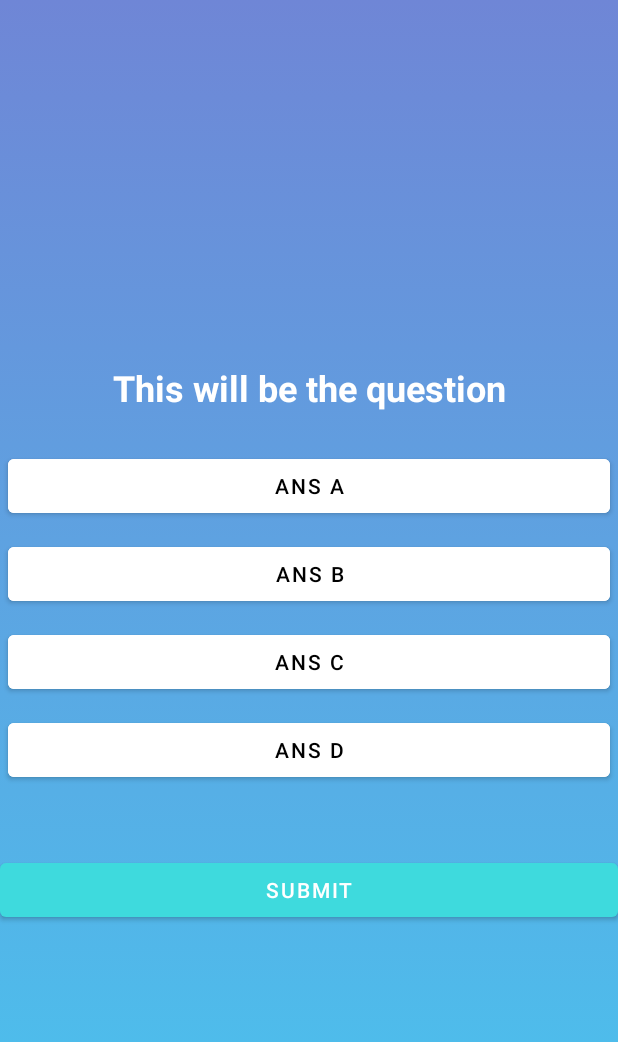
After one commit to PizaaRiaaa/synapse, an Android app: the layout activity_trivia_quiz.xml on its own in the app's theme, with its tools: preview values and no code run, on a phone screen of 412 x 824 dp. The commit adds this screen. Shown: the top 1042 px of the screen. Run offline under Robolectric (Android 15) with nearby library versions, the phone set to English and light mode, and no system bars.

Commit message:
Add trivia quiz

```diff
--- a/app/src/main/AndroidManifest.xml
+++ b/app/src/main/AndroidManifest.xml
@@ -19,6 +19,9 @@
         android:supportsRtl="true"
         android:theme="@style/Theme.Synapse"
         tools:targetApi="31">
+        <activity
+            android:name=".screen.senior.games.TriviaQuiz"
+            android:exported="false" />
         <activity
             android:name=".screen.senior.games.TicTacToe"
             android:exported="false" />
--- a/app/src/main/res/layout/activity_game_dashboard.xml
+++ b/app/src/main/res/layout/activity_game_dashboard.xml
@@ -78,6 +78,7 @@
 
             <!-- trivia quiz -->
             <com.google.android.material.card.MaterialCardView
+                android:id="@+id/btnTriviaQuiz"
                 android:layout_width="0dp"
                 android:layout_height="160dp"
                 android:layout_margin="10dp"
--- /dev/null
+++ b/app/src/main/res/layout/activity_trivia_quiz.xml
@@ -0,0 +1,83 @@
+<?xml version="1.0" encoding="utf-8"?>
+<RelativeLayout xmlns:android="http://schemas.android.com/apk/res/android"
+    xmlns:app="http://schemas.android.com/apk/res-auto"
+    xmlns:tools="http://schemas.android.com/tools"
+    android:layout_width="match_parent"
+    android:layout_height="match_parent"
+    android:background="@drawable/horizontal_bg_1"
+    android:padding="24dp"
+    tools:context=".screen.senior.games.TriviaQuiz">
+
+    <TextView
+        android:layout_width="wrap_content"
+        android:layout_height="wrap_content"
+        android:id="@+id/total_question"
+        android:layout_centerHorizontal="true"
+        android:textSize="20dp"/>
+
+    <TextView
+        android:layout_width="match_parent"
+        android:layout_height="wrap_content"
+        android:id="@+id/question"
+        android:textStyle="bold"
+        android:text="This will be the question"
+        android:textColor="@color/white"
+        android:textSize="24dp"
+        android:textAlignment="center"
+        android:layout_margin="20dp"
+        android:layout_above="@+id/choices_layout"/>
+
+    <LinearLayout
+        android:layout_width="match_parent"
+        android:layout_height="wrap_content"
+        android:id="@+id/choices_layout"
+        android:layout_centerInParent="true"
+        android:orientation="vertical">
+
+        <Button
+            android:layout_width="match_parent"
+            android:layout_height="wrap_content"
+            android:id="@+id/ans_A"
+            android:layout_margin="5dp"
+            android:backgroundTint="@color/white"
+            android:text="Ans A"
+            android:textColor="@color/black"/>
+
+        <Button
+            android:layout_width="match_parent"
+            android:layout_height="wrap_content"
+            android:id="@+id/ans_B"
+            android:layout_margin="5dp"
+            android:backgroundTint="@color/white"
+            android:text="Ans B"
+            android:textColor="@color/black"/>
+
+        <Button
+            android:layout_width="match_parent"
+            android:layout_height="wrap_content"
+            android:id="@+id/ans_C"
+            android:layout_margin="5dp"
+            android:backgroundTint="@color/white"
+            android:text="Ans C"
+            android:textColor="@color/black"/>
+
+        <Button
+            android:layout_width="match_parent"
+            android:layout_height="wrap_content"
+            android:id="@+id/ans_D"
+            android:layout_margin="5dp"
+            android:backgroundTint="@color/white"
+            android:text="Ans D"
+            android:textColor="@color/black"/>
+
+    </LinearLayout>
+
+    <Button
+        android:layout_width="match_parent"
+        android:layout_height="wrap_content"
+        android:id="@+id/submit_btn"
+        android:text="Submit"
+        android:layout_below="@id/choices_layout"
+        android:layout_marginTop="40dp"/>
+
+</RelativeLayout>
```
Also changed, not shown: app/src/main/java/com/example/synapse/screen/senior/dashboard/GameDashboard.java (+9 -2 lines), app/src/main/java/com/example/synapse/screen/senior/games/QuestionAnswer.java (added, +315 -0 lines), app/src/main/java/com/example/synapse/screen/senior/games/TriviaQuiz.java (added, +122 -0 lines).
